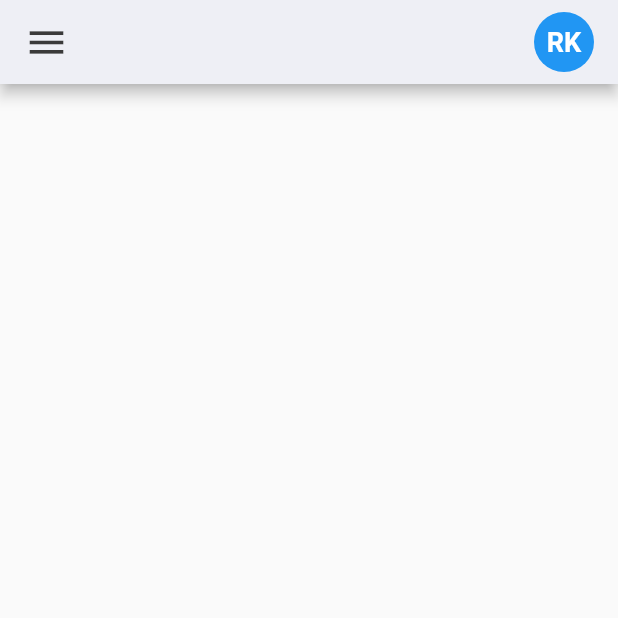
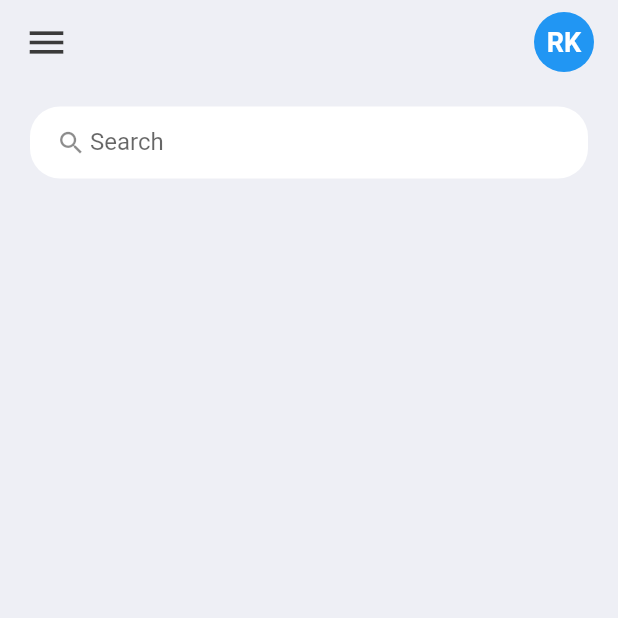
Before and after one commit to Somedaysoon/flutter-to-do, a Flutter app: the screen it shows after launch, on a phone screen of 412 x 824 dp, the top half of it. Run offline on Flutter 3.47's test engine with Material 2 defaults, Android fonts, the phone set to English and light mode, and no system bars; statements that could not run were skipped.

Commit message:
Searchbox added

```diff
--- a/lib/constants/colours.dart
+++ b/lib/constants/colours.dart
@@ -1,7 +1,7 @@
 import 'package:flutter/material.dart';
 
-Color tdred = Color(0xffda4040);
-Color tdBlue = Color(0xff5f52ee);
-Color tdBlack = Color(0xff3a3a3a);
-Color tdGray = Color(0xff717171);
-Color tdBGColor = Color(0xffeeeff5);
+const Color tdred = Color(0xffda4040);
+const Color tdBlue = Color(0xff5f52ee);
+const Color tdBlack = Color(0xff3a3a3a);
+const Color tdGray = Color(0xff717171);
+const Color tdBGColor = Color(0xffeeeff5);
--- /dev/null
+++ b/lib/constants/custom_appbar.dart
@@ -0,0 +1,50 @@
+import 'package:flutter/material.dart';
+
+import 'colours.dart';
+
+class MyAppbar extends StatelessWidget implements PreferredSizeWidget {
+  const MyAppbar({
+    super.key,
+  });
+
+  @override
+  Widget build(BuildContext context) {
+    return AppBar(
+      elevation: 0,
+      title: Row(
+        mainAxisAlignment: MainAxisAlignment.spaceBetween,
+        children: [
+          Icon(
+            Icons.menu,
+            color: tdBlack,
+            size: 30,
+          ),
+          const SizedBox(
+              height: 40,
+              width: 40,
+              child: CircleAvatar(
+                radius: 15,
+                backgroundColor: Colors.blue,
+                child: Text(
+                  'RK',
+                  style: TextStyle(
+                    color: Colors.white,
+                    fontSize: 18,
+                    fontWeight: FontWeight.bold,
+                  ),
+                ),
+              )
+              // child: ClipRRect(
+              //   borderRadius: BorderRadius.circular(40),
+              //   child: Image.network('https://example.com/image.jpg'),
+              // ),
+              )
+        ],
+      ),
+      backgroundColor: tdBGColor,
+    );
+  }
+
+  @override
+  Size get preferredSize => Size.fromHeight(kToolbarHeight);
+}
--- /dev/null
+++ b/lib/constants/searchbox.dart
@@ -0,0 +1,31 @@
+import 'package:flutter/material.dart';
+
+class searchbox extends StatelessWidget {
+  const searchbox({
+    super.key,
+  });
+
+  @override
+  Widget build(BuildContext context) {
+    return Container(
+      padding: const EdgeInsets.symmetric(horizontal: 15),
+      decoration: BoxDecoration(
+        borderRadius: BorderRadius.circular(20),
+        color: Colors.white,
+      ),
+      child: const TextField(
+        decoration: InputDecoration(
+          contentPadding: EdgeInsets.all(0),
+          prefixIcon: Icon(
+            Icons.search,
+            color: tdBlack,
+            size: 20,
+          ),
+          prefixIconConstraints: BoxConstraints(maxHeight: 20, minWidth: 25),
+          border: InputBorder.none,
+          hintText: "Search",
+        ),
+      ),
+    );
+  }
+}
--- a/lib/main.dart
+++ b/lib/main.dart
@@ -1,4 +1,5 @@
 import 'package:flutter/material.dart';
+import 'package:flutter/services.dart';
 import 'package:flutter_application_2/screens/home.dart';
 
 void main() {
@@ -11,7 +12,11 @@ class MyApp extends StatelessWidget {
   // This widget is the root of your application.
   @override
   Widget build(BuildContext context) {
+    SystemChrome.setSystemUIOverlayStyle(const SystemUiOverlayStyle(
+        statusBarColor: Colors
+            .transparent)); // set status bar color transparent starting from systemChrome
     return const MaterialApp(
+      debugShowCheckedModeBanner: false,
       title: 'Flutter Demo',
       home: HomePage(),
     );
--- a/lib/screens/home.dart
+++ b/lib/screens/home.dart
@@ -1,6 +1,9 @@
 import 'package:flutter/material.dart';
 
 import 'package:flutter_application_2/constants/colours.dart';
+
+import '../constants/custom_appbar.dart';
+import '../constants/searchbox.dart';
 
 class HomePage extends StatelessWidget {
   const HomePage({super.key});
@@ -8,38 +11,13 @@ class HomePage extends StatelessWidget {
   @override
   Widget build(BuildContext context) {
     return Scaffold(
-      appBar: AppBar(
-        title: Row(
-          mainAxisAlignment: MainAxisAlignment.spaceBetween,
-          children: [
-            Icon(
-              Icons.menu,
-              color: tdBlack,
-              size: 30,
-            ),
-            Container(
-                height: 40,
-                width: 40,
-                child: const CircleAvatar(
-                  radius: 20,
-                  backgroundColor: Colors.blue,
-                  child: Text(
-                    'RK',
-                    style: TextStyle(
-                      color: Colors.white,
-                      fontSize: 18,
-                      fontWeight: FontWeight.bold,
-                    ),
-                  ),
-                )
-                // child: ClipRRect(
-                //   borderRadius: BorderRadius.circular(40),
-                //   child: Image.network('https://example.com/image.jpg'),
-                // ),
-                )
-          ],
+      backgroundColor: tdBGColor,
+      appBar: const MyAppbar(),
+      body: Padding(
+        padding: const EdgeInsets.symmetric(horizontal: 20, vertical: 15),
+        child: Column(
+          children: const [searchbox()],
         ),
-        backgroundColor: tdBGColor,
       ),
     );
   }
```
